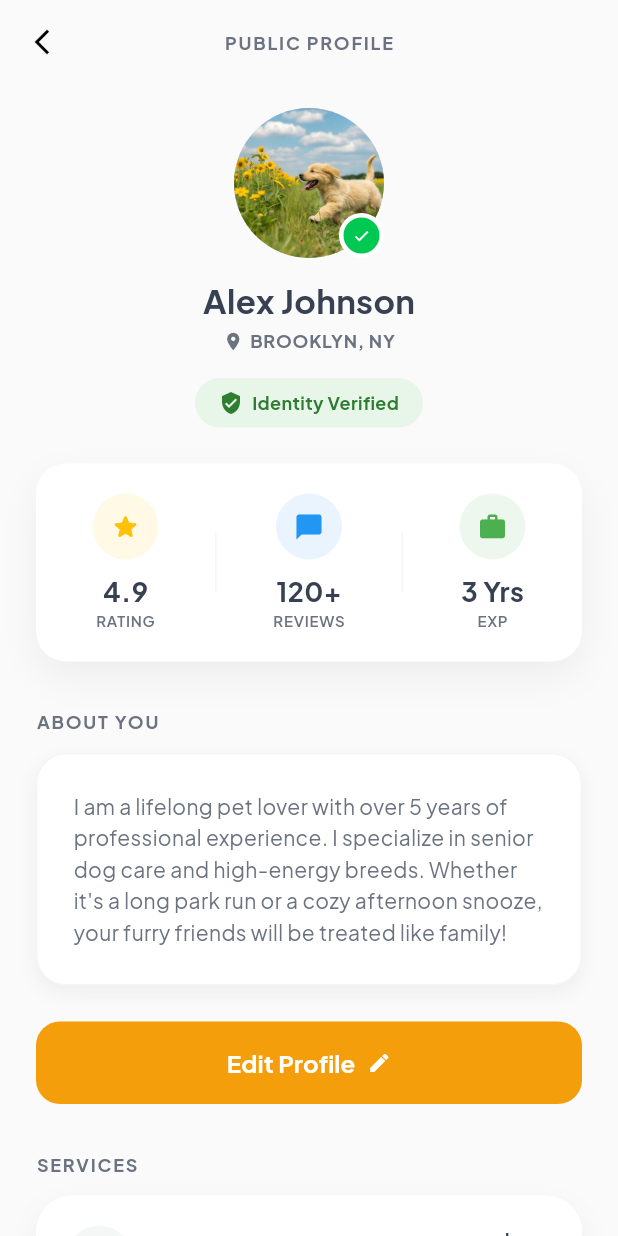
After one commit to kalviumcommunity/S53-Jan2026-S53-Team-01-Flutter-Firebase-PetSure, a Flutter app: the CaregiverProfile screen opened directly, on a phone screen of 412 x 824 dp. The commit adds this screen. Run offline on Flutter 3.47's test engine with Material 3 defaults, Android fonts, the phone set to English and light mode, and no system bars.

Commit message:
feat: Added Caregiver profile screen

```diff
--- a/pet_sure/lib/screens/caregiver/caregiver_main_screen.dart
+++ b/pet_sure/lib/screens/caregiver/caregiver_main_screen.dart
@@ -3,7 +3,7 @@ import 'package:pet_sure/core/app_theme.dart';
 import 'package:pet_sure/screens/caregiver/dashboard_screen.dart';
 import 'package:pet_sure/screens/caregiver/requests_screen.dart';
 import 'package:pet_sure/screens/caregiver/schedule_screen.dart';
-// import 'package:pet_sure/screens/caregiver/profile_screen.dart';
+import 'package:pet_sure/screens/caregiver/profile_screen.dart';
 
 class CaregiverMainScreen extends StatefulWidget {
   const CaregiverMainScreen({super.key});
@@ -19,7 +19,7 @@ class _CaregiverMainScreenState extends State<CaregiverMainScreen> {
     DashboardScreen(),
     RequestsScreen(),
     ScheduleScreen(),
-    // CaregiverProfile(),
+    CaregiverProfile(),
   ];
 
   void _onItemTapped(int index) {
@@ -64,10 +64,10 @@ class _CaregiverMainScreenState extends State<CaregiverMainScreen> {
             icon: Icon(Icons.calendar_today),
             label: 'Schedule',
           ),
-          // BottomNavigationBarItem(
-          //   icon: Icon(Icons.person),
-          //   label: 'Profile',
-          // ),
+          BottomNavigationBarItem(
+            icon: Icon(Icons.person),
+            label: 'Profile',
+          ),
         ],
       ),
     );
--- /dev/null
+++ b/pet_sure/lib/screens/caregiver/profile_screen.dart
@@ -0,0 +1,440 @@
+import 'package:flutter/material.dart';
+import 'package:pet_sure/core/app_theme.dart';
+
+class CaregiverProfile extends StatelessWidget {
+  const CaregiverProfile({super.key});
+
+  @override
+  Widget build(BuildContext context) {
+    return Scaffold(
+      backgroundColor: Colors.grey[50],
+      appBar: AppBar(
+        title: const Text(
+          'PUBLIC PROFILE',
+          style: TextStyle(
+            color: AppTheme.secondaryGray,
+            fontSize: 12,
+            fontWeight: FontWeight.bold,
+            letterSpacing: 1.2,
+          ),
+        ),
+        centerTitle: true,
+        backgroundColor: Colors.transparent,
+        elevation: 0,
+        leading: IconButton(
+          icon: const Icon(Icons.arrow_back_ios_new, color: Colors.black, size: 20),
+          onPressed: () {}, // No-op as per main nav
+        ),
+      ),
+      body: SingleChildScrollView(
+        padding: const EdgeInsets.symmetric(horizontal: 24),
+        child: Column(
+          children: [
+            const SizedBox(height: 16),
+            _buildIdentitySection(),
+            const SizedBox(height: 24),
+            _buildStatsCard(),
+            const SizedBox(height: 32),
+            _buildSectionHeader('ABOUT YOU'),
+            const SizedBox(height: 12),
+            _buildAboutCard(),
+            const SizedBox(height: 24),
+            _buildEditProfileButton(),
+            const SizedBox(height: 32),
+            _buildSectionHeader('SERVICES'), // Implicit in design but good for structure
+            const SizedBox(height: 12),
+            _buildServiceCard(),
+            const SizedBox(height: 32),
+            _buildSectionHeader('WEEKLY AVAILABILITY'),
+            const SizedBox(height: 12),
+            _buildAvailabilityWeek(),
+            const SizedBox(height: 40),
+          ],
+        ),
+      ),
+    );
+  }
+
+  Widget _buildIdentitySection() {
+    return Column(
+      children: [
+        Stack(
+          children: [
+            const CircleAvatar(
+              radius: 50,
+              backgroundImage: AssetImage('assets/puppy.jpg'),
+            ),
+            Positioned(
+              bottom: 0,
+              right: 0,
+              child: Container(
+                padding: const EdgeInsets.all(6),
+                decoration: const BoxDecoration(
+                  color: Color(0xFF00C853), // Green verification color
+                  shape: BoxShape.circle,
+                  border: Border.fromBorderSide(BorderSide(color: Colors.white, width: 3)),
+                ),
+                child: const Icon(Icons.check, color: Colors.white, size: 12),
+              ),
+            ),
+          ],
+        ),
+        const SizedBox(height: 12),
+        const Text(
+          'Alex Johnson',
+          style: TextStyle(
+            fontSize: 22,
+            fontWeight: FontWeight.bold,
+            color: AppTheme.primaryGray,
+          ),
+        ),
+        const SizedBox(height: 4),
+        const Row(
+          mainAxisAlignment: MainAxisAlignment.center,
+          children: [
+            Icon(Icons.location_on, size: 14, color: AppTheme.secondaryGray),
+            SizedBox(width: 4),
+            Text(
+              'BROOKLYN, NY',
+              style: TextStyle(
+                fontSize: 12,
+                fontWeight: FontWeight.bold,
+                color: AppTheme.secondaryGray,
+                letterSpacing: 0.5,
+              ),
+            ),
+          ],
+        ),
+        const SizedBox(height: 16),
+        Container(
+          padding: const EdgeInsets.symmetric(horizontal: 16, vertical: 8),
+          decoration: BoxDecoration(
+            color: const Color(0xFFE8F5E9), // Light green
+            borderRadius: BorderRadius.circular(20),
+          ),
+          child: const Row(
+            mainAxisSize: MainAxisSize.min,
+            children: [
+              Icon(Icons.verified_user, size: 16, color: Color(0xFF2E7D32)),
+              SizedBox(width: 6),
+              Text(
+                'Identity Verified',
+                style: TextStyle(
+                  color: Color(0xFF2E7D32),
+                  fontWeight: FontWeight.bold,
+                  fontSize: 12,
+                ),
+              ),
+            ],
+          ),
+        ),
+      ],
+    );
+  }
+
+  Widget _buildStatsCard() {
+    return Container(
+      padding: const EdgeInsets.symmetric(vertical: 20),
+      decoration: BoxDecoration(
+        color: Colors.white,
+        borderRadius: BorderRadius.circular(20),
+        boxShadow: [
+          BoxShadow(
+            color: Colors.black.withValues(alpha: 0.05),
+            blurRadius: 20,
+            offset: const Offset(0, 10),
+          ),
+        ],
+      ),
+      child: Row(
+        mainAxisAlignment: MainAxisAlignment.spaceEvenly,
+        children: [
+          _buildStatItem('4.9', 'RATING', Icons.star_rounded, Colors.amber),
+          _buildVerticalDivider(),
+          _buildStatItem('120+', 'REVIEWS', Icons.chat_bubble, Colors.blue),
+          _buildVerticalDivider(),
+          _buildStatItem('3 Yrs', 'EXP', Icons.work, Colors.green),
+        ],
+      ),
+    );
+  }
+
+  Widget _buildStatItem(String value, String label, IconData icon, Color color) {
+    return Column(
+      children: [
+        Container(
+          padding: const EdgeInsets.all(12),
+          decoration: BoxDecoration(
+            color: color.withValues(alpha: 0.1),
+            shape: BoxShape.circle,
+          ),
+          child: Icon(icon, color: color, size: 20),
+        ),
+        const SizedBox(height: 8),
+        Text(
+          value,
+          style: const TextStyle(
+            fontSize: 18,
+            fontWeight: FontWeight.bold,
+            color: AppTheme.primaryGray,
+          ),
+        ),
+        Text(
+          label,
+          style: const TextStyle(
+            fontSize: 10,
+            color: AppTheme.secondaryGray,
+            fontWeight: FontWeight.w600,
+            letterSpacing: 0.5,
+          ),
+        ),
+      ],
+    );
+  }
+
+  Widget _buildVerticalDivider() {
+    return Container(
+      height: 40,
+      width: 1,
+      color: Colors.grey.shade100,
+    );
+  }
+
+  Widget _buildSectionHeader(String title) {
+    return SizedBox(
+      width: double.infinity,
+      child: Text(
+        title,
+        style: const TextStyle(
+          color: AppTheme.secondaryGray,
+          fontSize: 12,
+          fontWeight: FontWeight.bold,
+          letterSpacing: 1.2,
+        ),
+      ),
+    );
+  }
+
+  Widget _buildAboutCard() {
+    return Container(
+      width: double.infinity,
+      padding: const EdgeInsets.all(24),
+      decoration: BoxDecoration(
+        color: Colors.white,
+        borderRadius: BorderRadius.circular(20),
+        boxShadow: [
+          BoxShadow(
+            color: Colors.black.withValues(alpha: 0.05),
+            blurRadius: 10,
+            offset: const Offset(0, 5),
+          ),
+        ],
+        border: Border.all(color: Colors.grey.shade100),
+      ),
+      child: const Text(
+        'I am a lifelong pet lover with over 5 years of professional experience. I specialize in senior dog care and high-energy breeds. Whether it\'s a long park run or a cozy afternoon snooze, your furry friends will be treated like family!',
+        style: TextStyle(
+          color: AppTheme.secondaryGray,
+          height: 1.5,
+          fontSize: 14,
+        ),
+      ),
+    );
+  }
+
+  Widget _buildEditProfileButton() {
+    return SizedBox(
+      width: double.infinity,
+      child: ElevatedButton(
+        onPressed: () {},
+        style: ElevatedButton.styleFrom(
+          backgroundColor: AppTheme.primaryOrange,
+          foregroundColor: Colors.white,
+          padding: const EdgeInsets.symmetric(vertical: 16),
+          shape: RoundedRectangleBorder(
+            borderRadius: BorderRadius.circular(16),
+          ),
+          elevation: 0,
+        ),
+        child: const Row(
+          mainAxisAlignment: MainAxisAlignment.center,
+          children: [
+            Text(
+              'Edit Profile',
+              style: TextStyle(
+                fontSize: 16,
+                fontWeight: FontWeight.bold,
+              ),
+            ),
+            SizedBox(width: 8),
+            Icon(Icons.edit, size: 16),
+          ],
+        ),
+      ),
+    );
+  }
+
+  Widget _buildServiceCard() {
+    return Container(
+      padding: const EdgeInsets.all(20),
+      decoration: BoxDecoration(
+        color: Colors.white,
+        borderRadius: BorderRadius.circular(24),
+        boxShadow: [
+          BoxShadow(
+            color: Colors.black.withValues(alpha: 0.05),
+            blurRadius: 16,
+            offset: const Offset(0, 8),
+          ),
+        ],
+      ),
+      child: Column(
+        children: [
+          Row(
+            crossAxisAlignment: CrossAxisAlignment.start,
+            children: [
+              Container(
+                padding: const EdgeInsets.all(10),
+                decoration: BoxDecoration(
+                  color: AppTheme.primaryGray.withValues(alpha: 0.05),
+                  shape: BoxShape.circle,
+                ),
+                child: const Icon(Icons.home, color: AppTheme.primaryGray),
+              ),
+              const SizedBox(width: 16),
+              Expanded(
+                child: Column(
+                  crossAxisAlignment: CrossAxisAlignment.start,
+                  children: [
+                    const Row(
+                      mainAxisAlignment: MainAxisAlignment.spaceBetween,
+                      children: [
+                        Text(
+                          'House Sitting',
+                          style: TextStyle(
+                            fontSize: 16,
+                            fontWeight: FontWeight.bold,
+                            color: AppTheme.primaryGray,
+                          ),
+                        ),
+                        Text(
+                          '\$60',
+                          style: TextStyle(
+                            fontSize: 18,
+                            fontWeight: FontWeight.bold,
+                            color: AppTheme.primaryGray,
+                          ),
+                        ),
+                      ],
+                    ),
+                    const Row(
+                      mainAxisAlignment: MainAxisAlignment.spaceBetween,
+                      children: [
+                        Text(
+                          'Overnight care',
+                          style: TextStyle(
+                            fontSize: 12,
+                            color: AppTheme.secondaryGray,
+                          ),
+                        ),
+                        Text(
+                          'PER NIGHT',
+                          style: TextStyle(
+                            fontSize: 10,
+                            fontWeight: FontWeight.bold,
+                            color: AppTheme.secondaryGray,
+                          ),
+                        ),
+                      ],
+                    ),
+                  ],
+                ),
+              ),
+            ],
+          ),
+          const SizedBox(height: 16),
+          Row(
+            children: [
+              _buildTag('Cat friendly'),
+              const SizedBox(width: 8),
+              _buildTag('Free grooming'),
+            ],
+          ),
+        ],
+      ),
+    );
+  }
+
+  Widget _buildTag(String text) {
+    return Container(
+      padding: const EdgeInsets.symmetric(horizontal: 12, vertical: 6),
+      decoration: BoxDecoration(
+        color: AppTheme.background,
+        borderRadius: BorderRadius.circular(20),
+      ),
+      child: Text(
+        text,
+        style: const TextStyle(
+          color: AppTheme.primaryGray,
+          fontSize: 12,
+          fontWeight: FontWeight.w600,
+        ),
+      ),
+    );
+  }
+
+  Widget _buildAvailabilityWeek() {
+    final days = ['M', 'T', 'W', 'T', 'F', 'S', 'S'];
+    final activeIndices = [0, 1, 3, 4]; // Mon, Tue, Thu, Fri active for demo
+
+    return Container(
+      padding: const EdgeInsets.symmetric(vertical: 20, horizontal: 16),
+      decoration: BoxDecoration(
+        color: Colors.white,
+        borderRadius: BorderRadius.circular(20),
+        boxShadow: [
+          BoxShadow(
+            color: Colors.black.withValues(alpha: 0.05),
+            blurRadius: 10,
+            offset: const Offset(0, 5),
+          ),
+        ],
+      ),
+      child: Row(
+        mainAxisAlignment: MainAxisAlignment.spaceBetween,
+        children: List.generate(days.length, (index) {
+          final isActive = activeIndices.contains(index);
+          return Column(
+            children: [
+              Text(
+                index == 0 ? 'MON' : index == 1 ? 'TUE' : index == 2 ? 'WED' : index == 3 ? 'THU' : index == 4 ? 'FRI' : index == 5 ? 'SAT' : 'SUN',
+                style: const TextStyle(
+                  fontSize: 10,
+                  fontWeight: FontWeight.bold,
+                  color: AppTheme.secondaryGray,
+                ),
+              ),
+              const SizedBox(height: 8),
+              Container(
+                width: 32,
+                height: 32,
+                alignment: Alignment.center,
+                decoration: BoxDecoration(
+                  color: isActive ? Colors.orange.shade50 : AppTheme.background,
+                  shape: BoxShape.circle,
+                ),
+                child: Text(
+                  days[index],
+                  style: TextStyle(
+                    fontWeight: FontWeight.bold,
+                    color: isActive ? Colors.orange : AppTheme.tertiaryGray,
+                  ),
+                ),
+              ),
+            ],
+          );
+        }),
+      ),
+    );
+  }
+}
```
